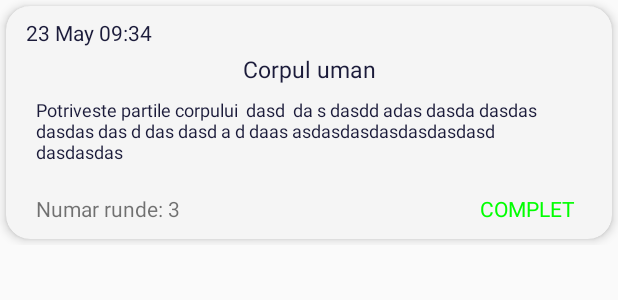
After one commit to Vlad-Vlaicu/Verbum, an Android app: the layout stats_layout.xml on its own in the app's theme, with its tools: preview values and no code run, on a phone screen of 412 x 824 dp. The commit adds this screen. Shown: the top 300 px of the screen. Run offline under Robolectric (Android 15) with nearby library versions, the phone set to English and light mode, and no system bars.

Commit message:
added stats page and functionality

```diff
--- /dev/null
+++ b/app/src/main/res/layout/stats_layout.xml
@@ -0,0 +1,98 @@
+<?xml version="1.0" encoding="utf-8"?>
+
+<androidx.constraintlayout.widget.ConstraintLayout android:layout_width="match_parent"
+    xmlns:app="http://schemas.android.com/apk/res-auto"
+    xmlns:tools="http://schemas.android.com/tools"
+    android:layout_height="wrap_content"
+    android:paddingBottom="4dp"
+    xmlns:android="http://schemas.android.com/apk/res/android">
+
+    <androidx.cardview.widget.CardView
+        android:id="@+id/stats_card_view"
+        android:layout_width="match_parent"
+        android:layout_height="155dp"
+        app:cardBackgroundColor="@color/lightest_gray"
+        app:cardCornerRadius="16dp"
+        app:cardElevation="4dp"
+        android:layout_margin="4dp"
+        app:layout_constraintBottom_toBottomOf="parent"
+        app:layout_constraintEnd_toEndOf="parent"
+        app:layout_constraintStart_toStartOf="parent"
+        app:layout_constraintTop_toTopOf="parent">
+
+        <androidx.constraintlayout.widget.ConstraintLayout
+            android:layout_width="match_parent"
+            android:layout_height="match_parent">
+
+            <TextView
+                android:id="@+id/rounds_number"
+                android:layout_width="wrap_content"
+                android:layout_height="wrap_content"
+                android:layout_marginStart="20dp"
+                android:layout_marginTop="4dp"
+                android:text="Numar runde: 3"
+                app:layout_constraintStart_toStartOf="@+id/description"
+                app:layout_constraintTop_toBottomOf="@+id/description" />
+
+            <TextView
+                android:id="@+id/game_title"
+                android:layout_width="0dp"
+                android:layout_height="wrap_content"
+                android:layout_marginTop="4dp"
+                android:ellipsize="none"
+                android:gravity="center"
+                android:maxLines="2"
+                android:text="Corpul uman"
+                android:textColor="@color/space_cadet"
+                android:textSize="15sp"
+                app:layout_constraintEnd_toEndOf="parent"
+                app:layout_constraintStart_toStartOf="parent"
+                app:layout_constraintTop_toBottomOf="@+id/date" />
+
+            <TextView
+                android:id="@+id/description"
+                android:layout_width="match_parent"
+                android:layout_height="wrap_content"
+                android:layout_marginTop="8dp"
+                android:layout_marginEnd="8dp"
+                android:maxLines="3"
+                android:paddingStart="20dp"
+                android:paddingEnd="15dp"
+                android:paddingBottom="16dp"
+                android:text="Potriveste partile corpului  dasd  da s dasdd adas dasda dasdas dasdas das d das dasd a d daas asdasdasdasdasdasdasd dasdasdas"
+                android:textColor="@color/space_cadet"
+                android:textSize="12sp"
+                app:layout_constraintEnd_toEndOf="parent"
+                app:layout_constraintHorizontal_bias="0.0"
+                app:layout_constraintStart_toStartOf="parent"
+                app:layout_constraintTop_toBottomOf="@+id/game_title" />
+
+            <TextView
+                android:id="@+id/date"
+                android:layout_width="wrap_content"
+                android:layout_height="wrap_content"
+                android:layout_marginStart="8dp"
+                android:layout_marginTop="8dp"
+                android:paddingStart="5dp"
+                android:text="23 May 09:34"
+                android:textColor="@color/space_cadet"
+                app:layout_constraintStart_toStartOf="parent"
+                app:layout_constraintTop_toTopOf="parent" />
+
+            <TextView
+                android:id="@+id/status"
+                android:layout_width="wrap_content"
+                android:layout_height="wrap_content"
+                android:layout_marginTop="4dp"
+                android:layout_marginEnd="16dp"
+                android:text="COMPLET"
+                android:textColor="@color/green"
+                app:layout_constraintEnd_toEndOf="@+id/description"
+                app:layout_constraintTop_toBottomOf="@+id/description" />
+
+
+        </androidx.constraintlayout.widget.ConstraintLayout>
+
+    </androidx.cardview.widget.CardView>
+
+</androidx.constraintlayout.widget.ConstraintLayout>
--- a/app/src/main/res/values/colors.xml
+++ b/app/src/main/res/values/colors.xml
@@ -18,4 +18,5 @@
     <color name="dark_blue">#192448</color>
     <color name="lightest_gray">#F5F5F5</color>
     <color name="green">#00ff00</color>
+    <color name="orange">#ff6600</color>
 </resources>
```
Also changed, not shown: app/src/main/java/com/wb/verbum/activities/adapters/HomeStatsRecycleViewAdapter.kt (added, +80 -0 lines), app/src/main/java/com/wb/verbum/activities/fragments/HomeFragmentStats.kt (+10 -0 lines), app/src/main/res/layout/home_stats_layout.xml (+29 -0 lines).
